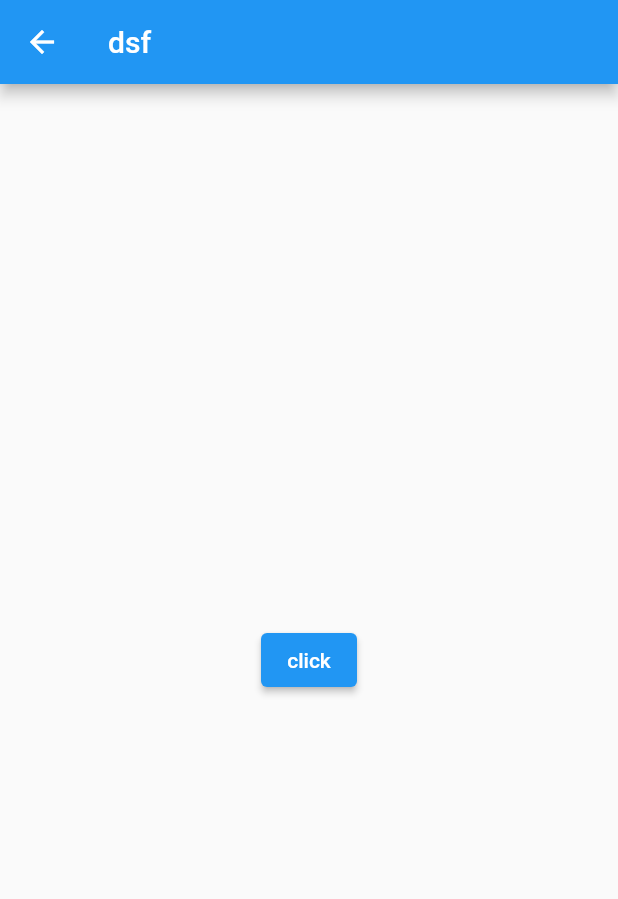
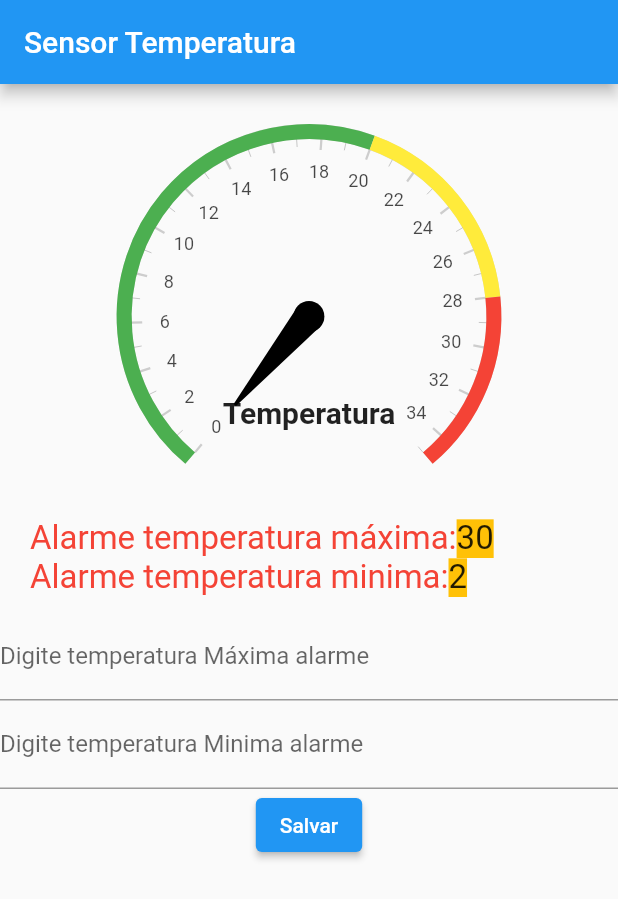
Before and after one commit to cyberbex/injecao_dependencias, a Flutter app: the GaugeTemp screen opened directly, on a phone screen of 412 x 824 dp. Shown: the top 899 px of the screen. Run offline on Flutter 3.47's test engine with Material 2 defaults, Android fonts, the phone set to English and light mode, and no system bars; drawn by our look-alikes of syncfusion_flutter_gauges; our stand-ins replace get_it; network calls fail.

Commit message:
pica das galaxias

```diff
--- /dev/null
+++ b/lib/alert_dialogs/alert_dialogs.dart
@@ -0,0 +1 @@
+import 'package:flutter/material.dart';
--- a/lib/manegers/session_manager.dart
+++ b/lib/manegers/session_manager.dart
@@ -1,5 +1,7 @@
+import 'package:injecao_de_dependencia/models/controle_alarme.dart';
 import 'package:injecao_de_dependencia/models/requisicao.dart';
 
 class SessionManager {
   RequisicaoHttp? rqHttp;
+  ControleAlarme? crtAlarme;
 }
--- /dev/null
+++ b/lib/models/controle_alarme.dart
@@ -0,0 +1,27 @@
+import 'package:get_it/get_it.dart';
+import 'package:injecao_de_dependencia/manegers/session_manager.dart';
+
+class ControleAlarme {
+  final sessionManager = GetIt.I.get<SessionManager>();
+
+  String tempMaxAlarme = '30';
+  String tempMinAlarme = '2';
+  String amoniaMaxAlarme = '2';
+
+  monitoraAlarme() {
+    double tempMax = double.parse(tempMaxAlarme);
+    double tempMin = double.parse(tempMinAlarme);
+    double amoniaMax = double.parse(amoniaMaxAlarme);
+    //
+
+    if (sessionManager.rqHttp?.temperatura > tempMax) {
+      //playMusic();
+      print('temp alta!!');
+    } else if (sessionManager.rqHttp?.temperatura < tempMin) {
+      //playMusic();
+      print('temp baixa');
+    } else if (sessionManager.rqHttp?.amonia > amoniaMax) {
+      print('amonia alta');
+    }
+  }
+}
--- a/lib/models/requisicao.dart
+++ b/lib/models/requisicao.dart
@@ -2,6 +2,7 @@ import 'package:http/http.dart' as http;
 import 'dart:convert';
 
 class RequisicaoHttp {
+
   dynamic amonia = 0.0;
   dynamic humidade = 0.0;
   dynamic temperatura = 0;
--- a/lib/pages/gauge_temp.dart
+++ b/lib/pages/gauge_temp.dart
@@ -1,5 +1,7 @@
 import 'package:flutter/material.dart';
 import 'package:get_it/get_it.dart';
+import 'package:syncfusion_flutter_gauges/gauges.dart';
+import 'dart:async';
 
 import '../manegers/session_manager.dart';
 
@@ -12,19 +14,179 @@ class GaugeTemp extends StatefulWidget {
 
 class _GaugeTempState extends State<GaugeTemp> {
   final sessionManager = GetIt.I.get<SessionManager>();
+  late Timer _timer;
+  TextEditingController tempMaxEditingController = TextEditingController();
+  TextEditingController tempMinEditingController = TextEditingController();
+
+  @override
+  void initState() {
+    // TODO: implement initState
+    super.initState();
+    _timer = Timer.periodic(const Duration(seconds: 2), (timer) {
+      setState(() {
+        sessionManager.rqHttp?.recuperaSensores();
+        sessionManager.crtAlarme?.monitoraAlarme();
+      });
+    });
+  }
+
+  @override
+  void dispose() {
+    super.dispose();
+    _timer.cancel();
+  }
+
+  salvar() {
+    if (tempMaxEditingController.text != '') {
+      sessionManager.crtAlarme?.tempMaxAlarme = tempMaxEditingController.text;
+      tempMaxEditingController.text = '';
+    }
+    if (tempMinEditingController.text != '') {
+      sessionManager.crtAlarme?.tempMinAlarme = tempMinEditingController.text;
+      tempMinEditingController.text = '';
+    }
+  }
+
+  showAlertDialog(BuildContext context) {
+    Widget cancelaButton = ElevatedButton(
+      child: const Text("Cancelar"),
+      onPressed: () {
+        Navigator.of(context).pop();
+      },
+    );
+    Widget continuaButton = ElevatedButton(
+      child: const Text("Salvar"),
+      onPressed: () {
+        Navigator.of(context).pop();
+        salvar();
+      },
+    );
+    //configura o AlertDialog
+    AlertDialog alert = AlertDialog(
+      title: const Text("AlertDialog"),
+      content: const Text("Tem certeza que deseja alterar valor de Alarme?"),
+      actions: [
+        cancelaButton,
+        continuaButton,
+      ],
+    );
+    //exibe o diálogo
+    showDialog(
+      context: context,
+      builder: (BuildContext context) {
+        return alert;
+      },
+    );
+  }
+
+  Widget _tempGauge(dynamic temperatura) {
+    return Row(
+      mainAxisAlignment: MainAxisAlignment.center,
+      children: [
+        SizedBox(
+            width: 290,
+            height: 270,
+            child: SfRadialGauge(
+              enableLoadingAnimation: true,
+              animationDuration: 1000,
+              axes: <RadialAxis>[
+                RadialAxis(
+                  minimum: 0,
+                  maximum: 35,
+                  interval: 2,
+                  pointers: <GaugePointer>[
+                    NeedlePointer(
+                        value: temperatura.toDouble(), enableAnimation: true),
+                  ],
+                  ranges: <GaugeRange>[
+                    GaugeRange(
+                        startValue: 0, endValue: 20, color: Colors.green),
+                    GaugeRange(
+                        startValue: 20, endValue: 28, color: Colors.yellow),
+                    GaugeRange(startValue: 28, endValue: 40, color: Colors.red)
+                  ],
+                  annotations: const <GaugeAnnotation>[
+                    GaugeAnnotation(
+                      widget: Text(
+                        'Temperatura',
+                        style: TextStyle(
+                            fontSize: 20.0, fontWeight: FontWeight.bold),
+                      ),
+                      positionFactor: 0.5,
+                      angle: 90,
+                    )
+                  ],
+                ),
+              ],
+            )),
+      ],
+    );
+  }
 
   @override
   Widget build(BuildContext context) {
     return Scaffold(
       appBar: AppBar(
-        title: const Text('dsf'),
+        title: const Text('Sensor Temperatura'),
       ),
-      body: Center(
-        child: ElevatedButton(
-            onPressed: () {
-              sessionManager.rqHttp?.recuperaSensores();
-            },
-            child: const Text('click')),
+      body: SingleChildScrollView(
+        child: Container(
+          child: Column(
+            children: [
+              const Padding(
+                padding: EdgeInsets.only(top: 20),
+              ),
+              _tempGauge(sessionManager.rqHttp?.temperatura),
+              Row(
+                children: [
+                  const Padding(padding: EdgeInsets.all(10)),
+                  const Text(
+                    "Alarme temperatura máxima:",
+                    style: TextStyle(fontSize: 22, color: Colors.red),
+                  ),
+                  Text(
+                    '${sessionManager.crtAlarme!.tempMaxAlarme} ',
+                    style: const TextStyle(
+                        fontSize: 22, backgroundColor: Colors.amber),
+                  ),
+                ],
+              ),
+              Row(
+                children: [
+                  const Padding(padding: EdgeInsets.all(10)),
+                  const Text(
+                    "Alarme temperatura minima:",
+                    style: TextStyle(fontSize: 22, color: Colors.red),
+                  ),
+                  Text(
+                    '${sessionManager.crtAlarme!.tempMinAlarme} ',
+                    style: const TextStyle(
+                        fontSize: 22, backgroundColor: Colors.amber),
+                  ),
+                ],
+              ),
+              const Padding(padding: EdgeInsets.only(top: 10)),
+              TextField(
+                controller: tempMaxEditingController,
+                keyboardType: TextInputType.number,
+                decoration: const InputDecoration(
+                    labelText: "Digite temperatura Máxima alarme"),
+              ),
+              TextField(
+                controller: tempMinEditingController,
+                keyboardType: TextInputType.number,
+                decoration: const InputDecoration(
+                    labelText: "Digite temperatura Minima alarme"),
+              ),
+              ElevatedButton(
+                onPressed: () {
+                  showAlertDialog(context);
+                },
+                child: const Text('Salvar'),
+              ),
+            ],
+          ),
+        ),
       ),
     );
   }
--- a/pubspec.yaml
+++ b/pubspec.yaml
@@ -36,6 +36,7 @@ dependencies:
   cupertino_icons: ^1.0.2
   get_it: ^7.2.0
   http: ^0.12.0+1
+  syncfusion_flutter_gauges: ^20.2.38
 dev_dependencies:
   flutter_test:
     sdk: flutter
```
Also changed, not shown: lib/pages/gauge_amonia.dart (added, +178 -0 lines), lib/pages/home.dart (+13 -11 lines), pubspec.lock.
